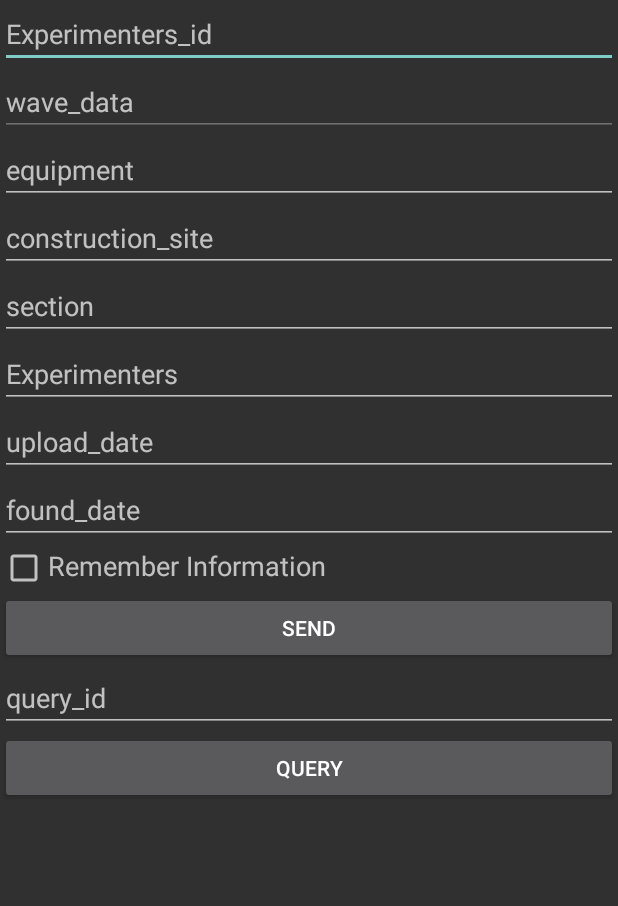
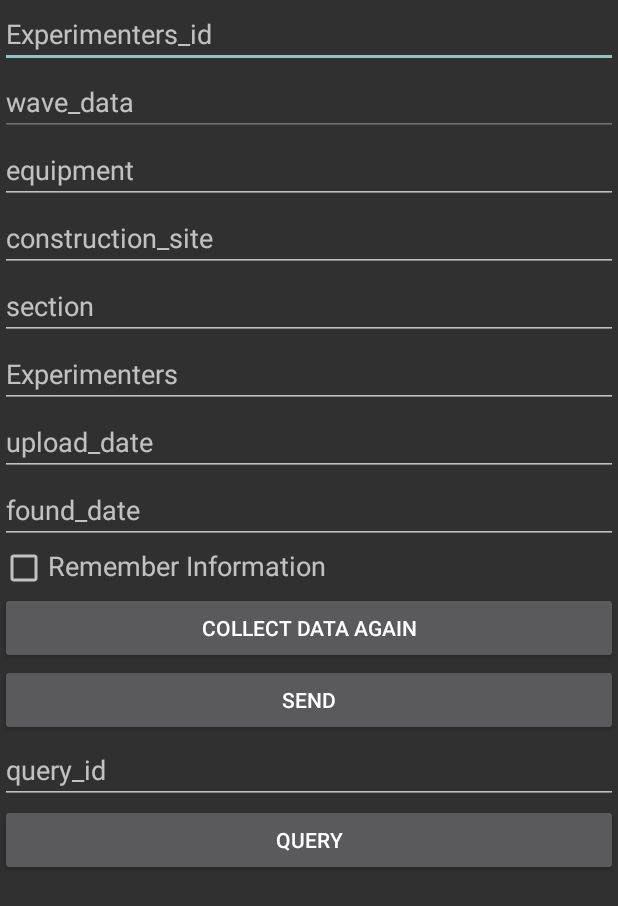
Before and after one commit to jackoftongji/BlueTooth-1, an Android app: the FirstActivity screen opened directly, with no data from a screen before it, on a phone screen of 412 x 824 dp. Shown: the top 906 px of the screen. Run offline under Robolectric (Android 15) with nearby library versions, the phone set to English and light mode, and no system bars; our stand-ins replace EventBus; 5 statements that could not run were skipped.

Commit message:
初步实现界面多次数据采集

```diff
--- a/app/src/main/java/ych/com/bluetooth/test/FirstActivity.java
+++ b/app/src/main/java/ych/com/bluetooth/test/FirstActivity.java
@@ -32,6 +32,9 @@ import ych.com.bluetooth.R;
 import ych.com.bluetooth.bluetooth.BlueToothTool;
 
 public class FirstActivity extends AppCompatActivity {
+
+    private static final String TAG = "FirstActivity";
+
     private EditText editTextId;
     private EditText editTextWaveform;
     private EditText editTextEquipment;
@@ -225,4 +228,20 @@ public class FirstActivity extends AppCompatActivity {
     private void initLayout() {
         setContentView(R.layout.first_layout);
     }
+
+    public void collectDataAgain(View view){
+//        Intent intent=new Intent(FirstActivity.this,FirstActivity.class);
+//        startActivity(intent);
+
+        onRestart();
+
+        Toast.makeText(this, "collectDataAgain", Toast.LENGTH_SHORT).show();
+    }
+
+
+    @Override
+    protected void onRestart() {
+        super.onRestart();
+        Log.d(TAG, "onRestart: ");
+    }
 }
--- a/app/src/main/res/layout/first_layout.xml
+++ b/app/src/main/res/layout/first_layout.xml
@@ -77,6 +77,13 @@
 
             </LinearLayout>
 
+            <Button
+                android:layout_width="match_parent"
+                android:layout_height="wrap_content"
+                android:id="@+id/collect_data_again"
+                android:text="collect data again"
+                android:onClick="collectDataAgain"/>
+
             <Button android:id="@+id/Button_1"
                 android:layout_height="wrap_content"
                 android:layout_width="match_parent"
```
